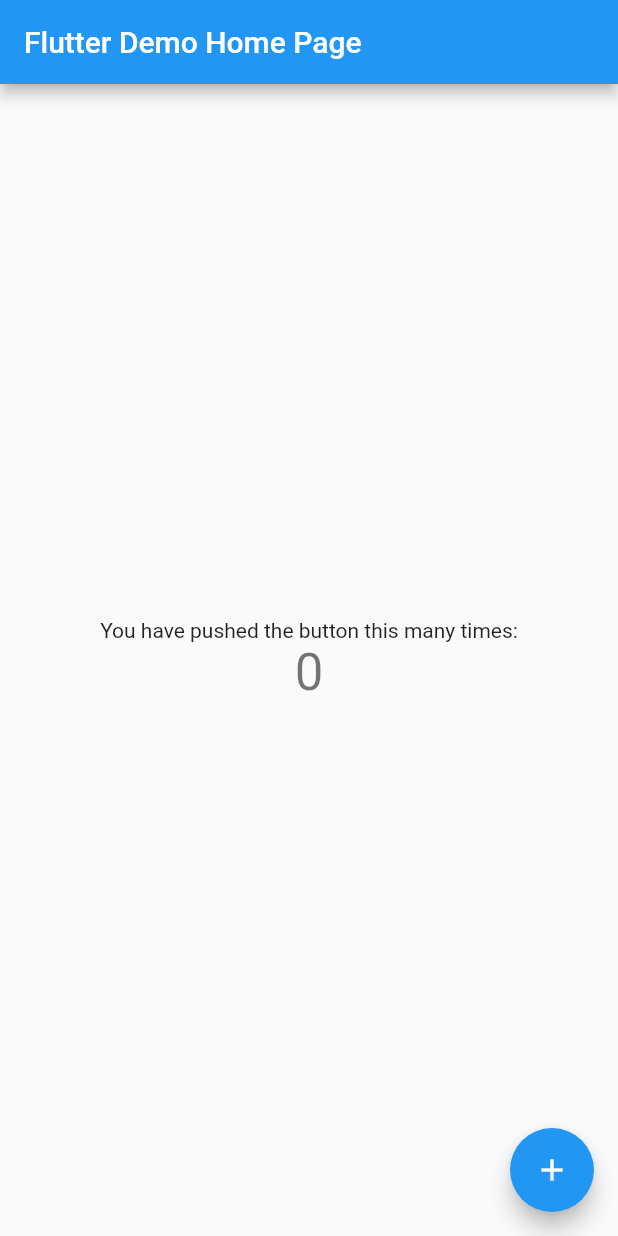
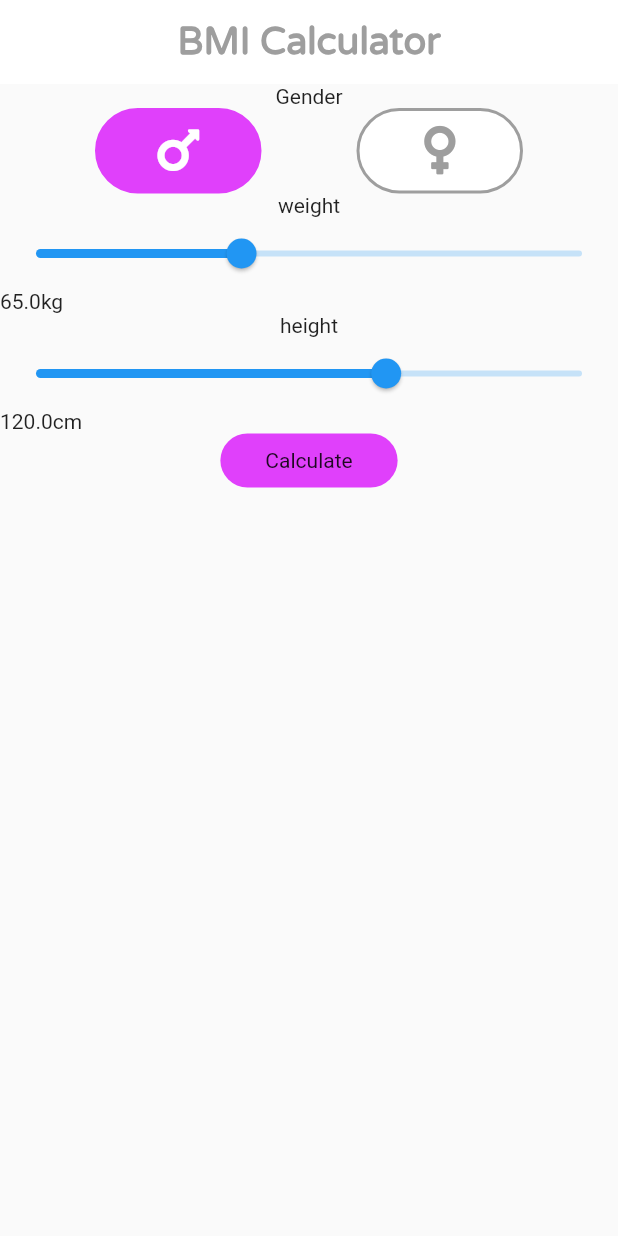
Before and after one commit to nweligalla/BMI-Calculator, a Flutter app: the screen it shows after launch, on a phone screen of 412 x 824 dp. Run offline on Flutter 3.47's test engine with Material 2 defaults, Android fonts, the phone set to English and light mode, and no system bars; our stand-ins replace font_awesome_flutter.

Commit message:
added first screen widget structures

```diff
--- /dev/null
+++ b/lib/components/constants.dart
@@ -0,0 +1,16 @@
+import 'package:flutter/material.dart';
+
+//appbar
+
+const appBarTheme = AppBarTheme(
+  elevation: 0,
+  centerTitle: true,
+  textTheme: TextTheme(
+    headline6: TextStyle(
+      fontFamily: "VarelaRound",
+      fontSize: 25,
+      fontWeight: FontWeight.bold,
+      color: Colors.grey,
+    ),
+  ),
+);
--- a/lib/main.dart
+++ b/lib/main.dart
@@ -1,117 +1,24 @@
 import 'package:flutter/material.dart';
+import 'components/constants.dart';
+import './screens/data_input_screen.dart';
 
 void main() {
   runApp(MyApp());
 }
 
 class MyApp extends StatelessWidget {
-  // This widget is the root of your application.
   @override
   Widget build(BuildContext context) {
     return MaterialApp(
-      title: 'Flutter Demo',
+      initialRoute: DataInputScreen.pageRoute,
+      routes: {
+        DataInputScreen.pageRoute: (context) => DataInputScreen(),
+      },
       theme: ThemeData(
-        // This is the theme of your application.
-        //
-        // Try running your application with "flutter run". You'll see the
-        // application has a blue toolbar. Then, without quitting the app, try
-        // changing the primarySwatch below to Colors.green and then invoke
-        // "hot reload" (press "r" in the console where you ran "flutter run",
-        // or simply save your changes to "hot reload" in a Flutter IDE).
-        // Notice that the counter didn't reset back to zero; the application
-        // is not restarted.
-        primarySwatch: Colors.blue,
-        // This makes the visual density adapt to the platform that you run
-        // the app on. For desktop platforms, the controls will be smaller and
-        // closer together (more dense) than on mobile platforms.
-        visualDensity: VisualDensity.adaptivePlatformDensity,
+        primaryColor: Colors.white,
+        accentColor: Colors.purpleAccent,
+        appBarTheme: appBarTheme,
       ),
-      home: MyHomePage(title: 'Flutter Demo Home Page'),
     );
   }
 }
-
-class MyHomePage extends StatefulWidget {
-  MyHomePage({Key key, this.title}) : super(key: key);
-
-  // This widget is the home page of your application. It is stateful, meaning
-  // that it has a State object (defined below) that contains fields that affect
-  // how it looks.
-
-  // This class is the configuration for the state. It holds the values (in this
-  // case the title) provided by the parent (in this case the App widget) and
-  // used by the build method of the State. Fields in a Widget subclass are
-  // always marked "final".
-
-  final String title;
-
-  @override
-  _MyHomePageState createState() => _MyHomePageState();
-}
-
-class _MyHomePageState extends State<MyHomePage> {
-  int _counter = 0;
-
-  void _incrementCounter() {
-    setState(() {
-      // This call to setState tells the Flutter framework that something has
-      // changed in this State, which causes it to rerun the build method below
-      // so that the display can reflect the updated values. If we changed
-      // _counter without calling setState(), then the build method would not be
-      // called again, and so nothing would appear to happen.
-      _counter++;
-    });
-  }
-
-  @override
-  Widget build(BuildContext context) {
-    // This method is rerun every time setState is called, for instance as done
-    // by the _incrementCounter method above.
-    //
-    // The Flutter framework has been optimized to make rerunning build methods
-    // fast, so that you can just rebuild anything that needs updating rather
-    // than having to individually change instances of widgets.
-    return Scaffold(
-      appBar: AppBar(
-        // Here we take the value from the MyHomePage object that was created by
-        // the App.build method, and use it to set our appbar title.
-        title: Text(widget.title),
-      ),
-      body: Center(
-        // Center is a layout widget. It takes a single child and positions it
-        // in the middle of the parent.
-        child: Column(
-          // Column is also a layout widget. It takes a list of children and
-          // arranges them vertically. By default, it sizes itself to fit its
-          // children horizontally, and tries to be as tall as its parent.
-          //
-          // Invoke "debug painting" (press "p" in the console, choose the
-          // "Toggle Debug Paint" action from the Flutter Inspector in Android
-          // Studio, or the "Toggle Debug Paint" command in Visual Studio Code)
-          // to see the wireframe for each widget.
-          //
-          // Column has various properties to control how it sizes itself and
-          // how it positions its children. Here we use mainAxisAlignment to
-          // center the children vertically; the main axis here is the vertical
-          // axis because Columns are vertical (the cross axis would be
-          // horizontal).
-          mainAxisAlignment: MainAxisAlignment.center,
-          children: <Widget>[
-            Text(
-              'You have pushed the button this many times:',
-            ),
-            Text(
-              '$_counter',
-              style: Theme.of(context).textTheme.headline4,
-            ),
-          ],
-        ),
-      ),
-      floatingActionButton: FloatingActionButton(
-        onPressed: _incrementCounter,
-        tooltip: 'Increment',
-        child: Icon(Icons.add),
-      ), // This trailing comma makes auto-formatting nicer for build methods.
-    );
-  }
-}
--- /dev/null
+++ b/lib/screens/data_input_screen.dart
@@ -0,0 +1,66 @@
+import 'package:flutter/material.dart';
+import '../widgets/gender_button.dart';
+import '../widgets/weight_height_selector.dart';
+import '../widgets/calculate_button.dart';
+
+class DataInputScreen extends StatefulWidget {
+  static const pageRoute = '/dataInputScreen';
+  @override
+  _DataInputScreenState createState() => _DataInputScreenState();
+}
+
+class _DataInputScreenState extends State<DataInputScreen> {
+  double weight = 65;
+  double height = 120;
+  @override
+  Widget build(BuildContext context) {
+    return Scaffold(
+      appBar: AppBar(
+        title: Text("BMI Calculator"),
+      ),
+      body: Column(
+        children: [
+          Text("Gender"),
+          Row(
+            mainAxisAlignment: MainAxisAlignment.spaceEvenly,
+            children: [
+              GenderButton(
+                isSelected: true,
+                isMale: true,
+                onTap: () {},
+              ),
+              GenderButton(
+                isSelected: false,
+                isMale: false,
+                onTap: () {},
+              )
+            ],
+          ),
+          WeightHeightSelector(
+            max: 140,
+            min: 20,
+            onChanged: (val) {
+              setState(() {
+                weight = val;
+              });
+            },
+            unit: "weight",
+            value: weight,
+          ),
+          WeightHeightSelector(
+            max: 170,
+            min: 30,
+            onChanged: (val) {
+              setState(() {
+                height = val;
+              });
+            },
+            unit: "height",
+            value: height,
+          ),
+          CalculateButton(() {})
+        ],
+      ),
+    );
+  }
+}
--- /dev/null
+++ b/lib/widgets/calculate_button.dart
@@ -0,0 +1,25 @@
+import 'package:flutter/material.dart';
+
+class CalculateButton extends StatelessWidget {
+  final Function onTap;
+  CalculateButton(this.onTap);
+
+  @override
+  Widget build(BuildContext context) {
+    return GestureDetector(
+      onTap: onTap,
+      child: Container(
+        decoration: BoxDecoration(
+          color: Theme.of(context).accentColor,
+          borderRadius: BorderRadius.all(
+            Radius.circular(50),
+          ),
+        ),
+        child: Padding(
+          padding: const EdgeInsets.symmetric(vertical: 10, horizontal: 30),
+          child: Text("Calculate"),
+        ),
+      ),
+    );
+  }
+}
--- /dev/null
+++ b/lib/widgets/gender_button.dart
@@ -0,0 +1,44 @@
+import 'package:flutter/material.dart';
+import 'package:font_awesome_flutter/font_awesome_flutter.dart';
+
+class GenderButton extends StatelessWidget {
+  final bool isSelected;
+  final bool isMale;
+  final Function onTap;
+  GenderButton({
+    @required this.isSelected,
+    @required this.isMale,
+    @required this.onTap,
+  });
+  @override
+  Widget build(BuildContext context) {
+    return GestureDetector(
+      onTap: onTap,
+      child: Container(
+        decoration: BoxDecoration(
+          border: Border.all(
+            color: isSelected ? Theme.of(context).accentColor : Colors.grey,
+            width: 2.0,
+          ),
+          borderRadius: BorderRadius.all(
+            Radius.circular(45),
+          ),
+          color: isSelected
+              ? Theme.of(context).accentColor
+              : Theme.of(context).primaryColor,
+        ),
+        child: Padding(
+          padding: const EdgeInsets.symmetric(
+            vertical: 8,
+            horizontal: 35,
+          ),
+          child: Icon(
+            isMale ? FontAwesomeIcons.mars : FontAwesomeIcons.venus,
+            color: isSelected ? Theme.of(context).primaryColor : Colors.grey,
+            size: 37,
+          ),
+        ),
+      ),
+    );
+  }
+}
--- /dev/null
+++ b/lib/widgets/weight_height_selector.dart
@@ -0,0 +1,39 @@
+import 'package:flutter/material.dart';
+
+class WeightHeightSelector extends StatelessWidget {
+  final Function onChanged;
+  final String unit;
+  final double min;
+  final double max;
+  final double value;
+  WeightHeightSelector({
+    @required this.max,
+    @required this.min,
+    @required this.onChanged,
+    @required this.unit,
+    @required this.value,
+  });
+  @override
+  Widget build(BuildContext context) {
+    return Container(
+      child: Column(
+        children: [
+          Text(unit),
+          Slider(
+            value: value,
+            onChanged: onChanged,
+            max: max,
+            min: min,
+            divisions: (max - min).toInt(),
+          ),
+          Row(
+            children: [
+              Text(value.toString()),
+              Text(unit == "weight" ? "kg" : "cm"),
+            ],
+          )
+        ],
+      ),
+    );
+  }
+}
```
Also changed, not shown: pubspec.yaml (+6 -7 lines), assets/fonts/VarelaRound-Regular.ttf (added), pubspec.lock, 1 other file.
